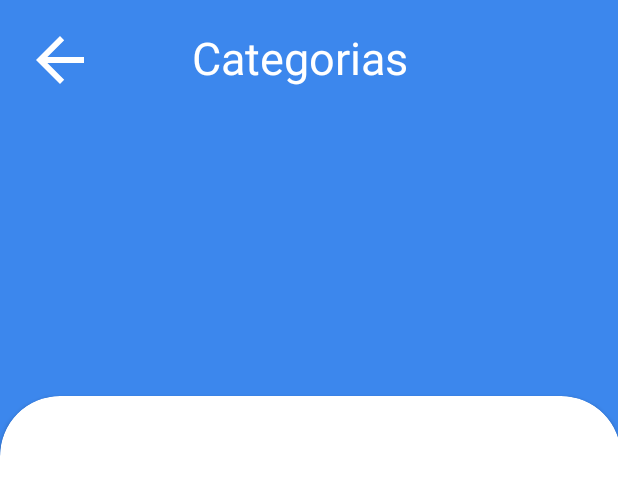
After one commit to LuanaSeres/FinanceApp, an Android app built with Jetpack Compose: the layout categories.xml on its own in the app's theme, with its tools: preview values and no code run, on a phone screen of 412 x 824 dp. The commit adds this screen. Shown: the top 494 px of the screen. Run offline under Robolectric (Android 15) with nearby library versions, the phone set to English and light mode, and no system bars.

Commit message:
telas home e categories

```diff
--- a/app/build.gradle.kts
+++ b/app/build.gradle.kts
@@ -59,6 +59,9 @@ dependencies {
     implementation("androidx.compose.ui:ui-graphics")
     implementation("androidx.compose.ui:ui-tooling-preview")
     implementation("androidx.compose.material3:material3")
+    implementation("androidx.gridlayout:gridlayout:1.0.0")
+    implementation("androidx.constraintlayout:constraintlayout:2.1.4")
+    implementation("androidx.cardview:cardview:1.0.0")
     testImplementation("junit:junit:4.13.2")
     androidTestImplementation("androidx.test.ext:junit:1.1.5")
     androidTestImplementation("androidx.test.espresso:espresso-core:3.5.1")
--- /dev/null
+++ b/app/src/main/res/drawable/rounded_bg.xml
@@ -0,0 +1,5 @@
+<?xml version="1.0" encoding="utf-8"?>
+<shape xmlns:android="http://schemas.android.com/apk/res/android" android:shape="rectangle">
+    <corners android:radius="25dp"/>
+    <solid android:color="@android:color/white"/>
+</shape>
--- /dev/null
+++ b/app/src/main/res/drawable/rounded_bg_15.xml
@@ -0,0 +1,6 @@
+<?xml version="1.0" encoding="utf-8"?>
+<shape xmlns:android="http://schemas.android.com/apk/res/android"
+    android:shape="rectangle">
+    <corners android:radius="15dp"/>
+    <solid android:color="@android:color/white"/>
+</shape>
--- /dev/null
+++ b/app/src/main/res/layout/categories.xml
@@ -0,0 +1,40 @@
+<?xml version="1.0" encoding="utf-8"?>
+<androidx.constraintlayout.widget.ConstraintLayout xmlns:android="http://schemas.android.com/apk/res/android"
+    xmlns:app="http://schemas.android.com/apk/res-auto"
+    xmlns:tools="http://schemas.android.com/tools"
+    android:layout_width="match_parent"
+    android:layout_height="match_parent"
+    android:background="#3C87ED">
+
+    <Button
+        android:id="@+id/button"
+        android:layout_width="48dp"
+        android:layout_height="48dp"
+        android:layout_marginStart="16dp"
+        android:layout_marginTop="16dp"
+        android:background="@drawable/abc_vector_test"
+        android:contentDescription="v"
+        app:layout_constraintStart_toStartOf="parent"
+        app:layout_constraintTop_toTopOf="parent" />
+
+    <TextView
+        android:id="@+id/textView"
+        android:layout_width="wrap_content"
+        android:layout_height="wrap_content"
+        android:layout_marginStart="64dp"
+        android:layout_marginTop="18dp"
+        android:text="Categorias"
+        android:textColor="#FFFFFF"
+        android:textSize="30sp"
+        app:layout_constraintStart_toEndOf="@+id/button"
+        app:layout_constraintTop_toTopOf="parent" />
+
+    <androidx.cardview.widget.CardView
+        android:layout_width="414dp"
+        android:layout_height="600dp"
+        android:layout_marginBottom="-40dp"
+        app:cardCornerRadius="40dp"
+        app:layout_constraintBottom_toBottomOf="parent"
+        app:layout_constraintEnd_toEndOf="parent"
+        app:layout_constraintStart_toStartOf="parent" />
+</androidx.constraintlayout.widget.ConstraintLayout>
--- a/app/src/main/res/values/strings.xml
+++ b/app/src/main/res/values/strings.xml
@@ -1,3 +1,5 @@
 <resources>
     <string name="app_name">FinanceApp</string>
+    <string name="logo_description">Logotipo FinanFácil</string>
+    <string name="categories">categorias</string>
 </resources>
```
Also changed, not shown: app/src/main/res/layout/home.xml (added, +185 -0 lines), app/src/main/res/drawable/historico.png (added), app/src/main/res/drawable/titulo.png (added).
